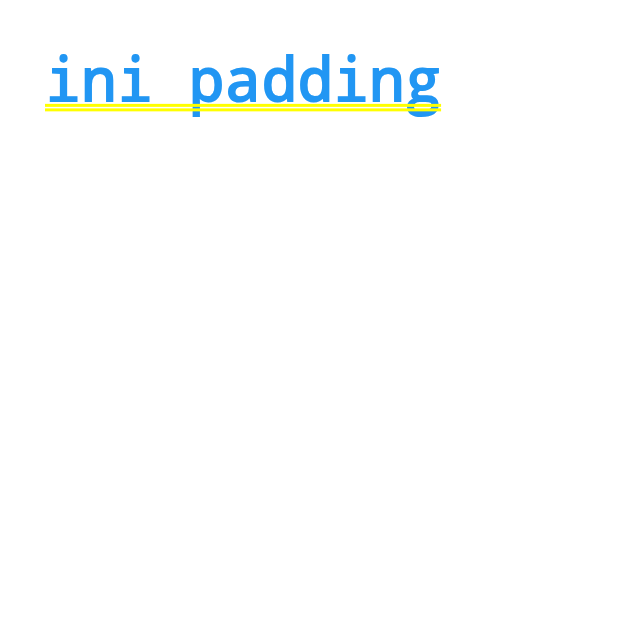
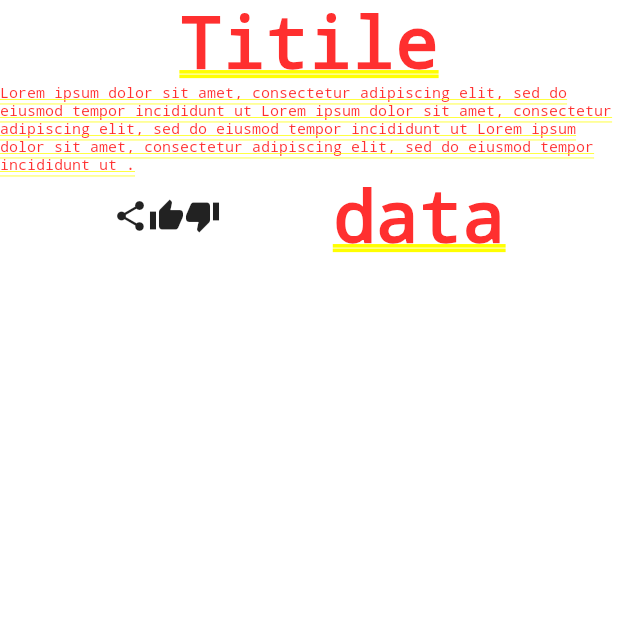
Before and after one commit to Ziedny28/idcamp-multi-platform-app, a Flutter app: the screen it shows after launch, on a phone screen of 412 x 824 dp, the top half of it. Run offline on Flutter 3.47's test engine with Material 2 defaults, Android fonts, the phone set to English and light mode, and no system bars.

Commit message:
Row and Column

```diff
--- a/lib/main.dart
+++ b/lib/main.dart
@@ -11,25 +11,73 @@ class MyApp extends StatelessWidget {
   @override
   Widget build(BuildContext context) {
     return MaterialApp(
-        title: 'Flutter Demo',
-        theme: ThemeData(
-          primarySwatch: Colors.blue,
-        ),
-        // home: const Center(
-        //   child: Text(
-        //     'Text berada di tengah',
-        //     style: TextStyle(
-        //         color: Colors.blue, fontWeight: FontWeight.bold, fontSize: 40),
-        //   ),
-        // ),
+      title: 'Flutter Demo',
+      theme: ThemeData(
+        primarySwatch: Colors.blue,
+      ),
+      // home: const Row(
+      //   mainAxisAlignment: MainAxisAlignment.spaceEvenly,
+      //   children: <Widget>[
+      //     Icon(Icons.share),
+      //     Icon(Icons.thumb_up),
+      //     Icon(Icons.thumb_down),
+      //     Text('test')
+      //   ],
+      // ),
 
-        home: const Padding(
-          padding: EdgeInsets.all(30),
-          child: Text(
-            'ini padding',
-            style: TextStyle(
-                color: Colors.blue, fontWeight: FontWeight.bold, fontSize: 40),
-          ),
-        ));
+      // home: const Column(
+      //   children: <Widget>[
+      //     Text(
+      //       'Judul',
+      //       style: TextStyle(fontSize: 32, fontWeight: FontWeight.bold),
+      //     ),
+      //     Text('data'),
+      //     Row(
+      //       mainAxisAlignment: MainAxisAlignment.spaceEvenly,
+      //       children: <Widget>[
+      //         Icon(Icons.share),
+      //         Icon(Icons.thumb_up),
+      //         Icon(Icons.thumb_down),
+      //       ],
+      //     )
+      //   ],
+      // ),
+
+      home: const LearnWidgetColumn(),
+    );
   }
 }
+
+class LearnWidgetColumn extends StatelessWidget {
+  const LearnWidgetColumn({super.key});
+
+  @override
+  Widget build(BuildContext context) {
+    return const Column(
+      children: <Widget>[
+        Text(
+          'Titile',
+          style: TextStyle(fontWeight: FontWeight.bold),
+        ),
+        Text(
+          'Lorem ipsum dolor sit amet, consectetur adipiscing elit, sed do eiusmod tempor incididunt ut Lorem ipsum dolor sit amet, consectetur adipiscing elit, sed do eiusmod tempor incididunt ut Lorem ipsum dolor sit amet, consectetur adipiscing elit, sed do eiusmod tempor incididunt ut .',
+          style: TextStyle(fontWeight: FontWeight.w100, fontSize: 10),
+        ),
+        Row(
+          mainAxisAlignment: MainAxisAlignment.spaceEvenly,
+          children: <Widget>[
+            Row(
+              mainAxisAlignment: MainAxisAlignment.spaceEvenly,
+              children: <Widget>[
+                Icon(Icons.share),
+                Icon(Icons.thumb_up),
+                Icon(Icons.thumb_down),
+              ],
+            ),
+            Text('data')
+          ],
+        )
+      ],
+    );
+  }
+}
```
